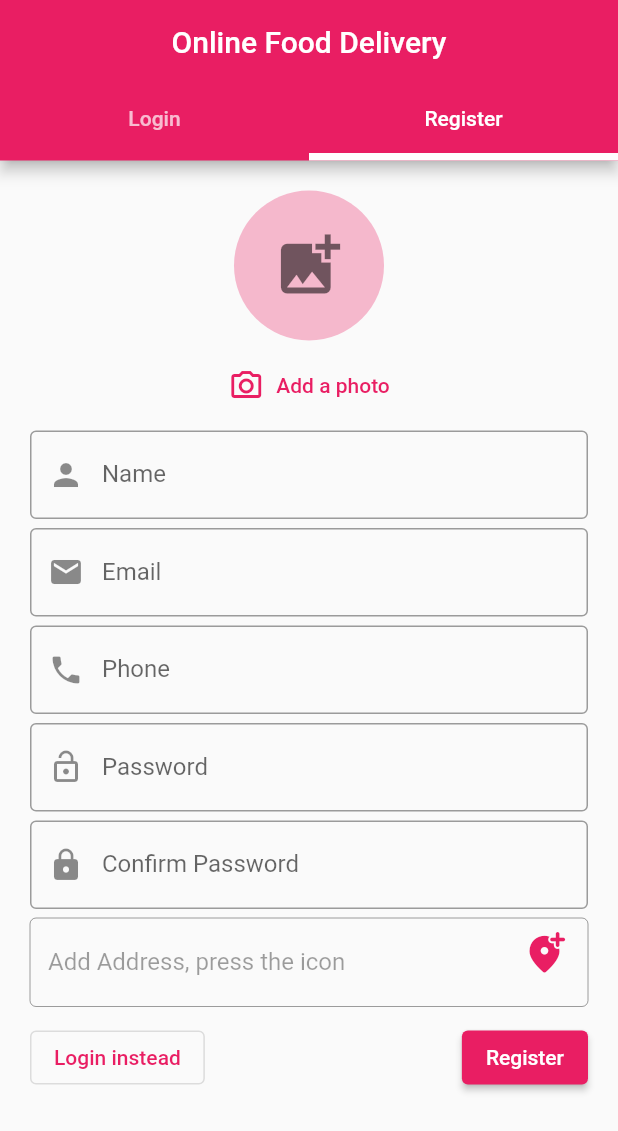
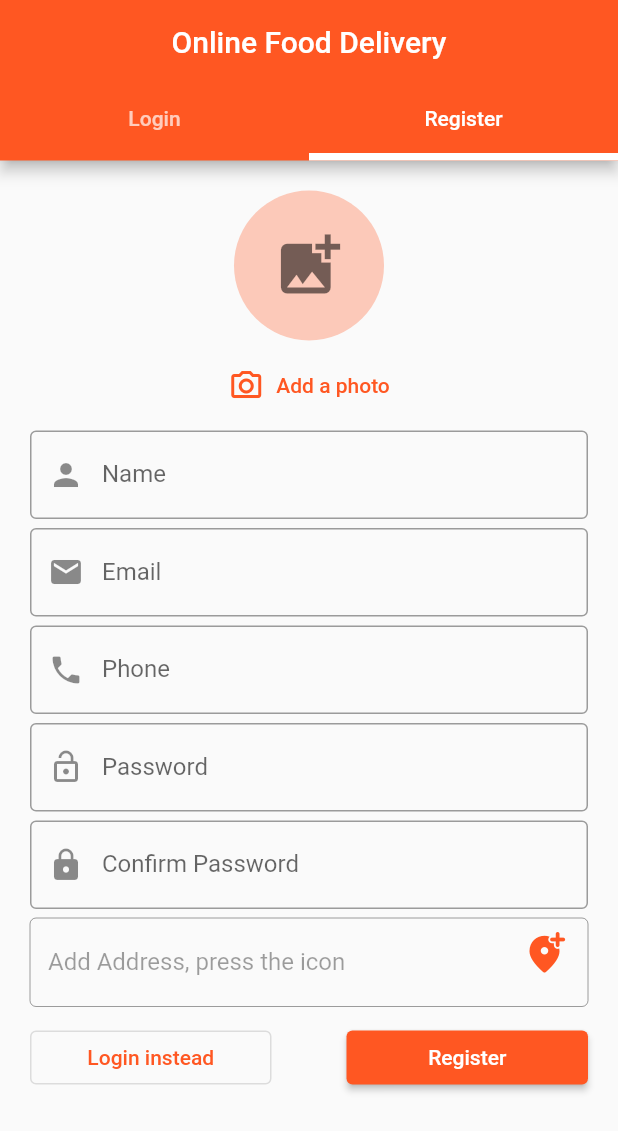
Before and after one commit to mydigita/food-order-and-delivery-app, a Flutter app: the screen it shows after launch, tab 2 chosen, after a tap on "Login instead", on a phone screen of 412 x 824 dp. Shown: the top 1131 px of the screen. Run offline on Flutter 3.47's test engine with Material 2 defaults, Android fonts, the light colour scheme and no system bars; our stand-ins replace image_picker.

Commit message:
changed app theme and redesigned login page

```diff
--- a/lib/authentication/loginpage.dart
+++ b/lib/authentication/loginpage.dart
@@ -15,46 +15,36 @@ class _LoginPageState extends State<LoginPage> {
       child: Column(
         mainAxisSize: MainAxisSize.max,
         children: [
-          Stack(
-            alignment: Alignment.center,
-            children: [
-              Container(
-                color: null,
-                child: Image.asset("images/seller.jpg"),
-              ),
-              Container(
-                alignment: Alignment.center,
-                padding: const EdgeInsets.all(10),
-                decoration: BoxDecoration(
-                  borderRadius: BorderRadius.circular(5),
-                  color: Colors.black38,
-                ),
-                child: Column(
-                  children: const [
-                    Text(
-                      'Welcome!',
-                      style: TextStyle(
-                        fontSize: 30,
-                        color: Colors.white,
-                        fontWeight: FontWeight.w400,
-                      ),
-                    ),
-                    SizedBox(
-                      height: 20,
-                    ),
-                    Text(
-                      'Sell your foods online and grow your Business everyday!',
-                      style: TextStyle(
-                        fontSize: 18,
-                        color: Colors.white,
-                      ),
-                    ),
-                  ],
+          Container(
+            padding: const EdgeInsets.only(top: 30),
+            child: Center(
+              child: Text(
+                'Welcome to foodyline!',
+                style: TextStyle(
+                  fontSize: 30,
+                  fontWeight: FontWeight.w400,
+                  color: Theme.of(context).primaryColor,
                 ),
               ),
-            ],
+            ),
           ),
-          const SizedBox(height: 20),
+          const SizedBox(
+            height: 15,
+          ),
+          const Text(
+            'Sell more foods and grow faster',
+            style: TextStyle(fontSize: 17),
+          ),
+          Container(
+            padding: const EdgeInsets.only(top: 15),
+            child: const Icon(
+              Icons.fingerprint,
+              size: 120,
+              color: Colors.black45,
+            ),
+          ),
+          const SizedBox(height: 12),
+          const Text('Login to continue...'),
           Padding(
             padding: const EdgeInsets.all(12.0),
             child: Form(
@@ -91,10 +81,11 @@ class _LoginPageState extends State<LoginPage> {
                     autocorrect: false,
                     textCapitalization: TextCapitalization.none,
                     enableSuggestions: false,
+                    obscureText: true,
                     decoration: const InputDecoration(
                       border: OutlineInputBorder(),
                       labelText: "Password",
-                      prefixIcon: Icon(Icons.star),
+                      prefixIcon: Icon(Icons.lock_open),
                     ),
                     validator: (value) {
                       if (value!.isEmpty ||
@@ -114,11 +105,16 @@ class _LoginPageState extends State<LoginPage> {
             child: Row(
               mainAxisAlignment: MainAxisAlignment.spaceBetween,
               children: [
-                OutlinedButton(
-                  onPressed: () {},
-                  child: const Text('Signup instead'),
+                Expanded(
+                  child: OutlinedButton(
+                    onPressed: () {},
+                    child: const Text('Signup instead'),
+                  ),
                 ),
-                ElevatedButton(onPressed: () {}, child: const Text('Login'))
+                const SizedBox(width: 50),
+                Expanded(
+                    child: ElevatedButton(
+                        onPressed: () {}, child: const Text('Login')))
               ],
             ),
           ),
--- a/lib/authentication/registerpage.dart
+++ b/lib/authentication/registerpage.dart
@@ -138,13 +138,18 @@ class _RegisterPageState extends State<RegisterPage> {
           Row(
             mainAxisAlignment: MainAxisAlignment.spaceBetween,
             children: [
-              OutlinedButton(
-                onPressed: () {},
-                child: const Text("Login instead"),
+              Expanded(
+                child: OutlinedButton(
+                  onPressed: () {},
+                  child: const Text("Login instead"),
+                ),
               ),
-              ElevatedButton(
-                onPressed: () {},
-                child: const Text("Register"),
+              const SizedBox(width: 50),
+              Expanded(
+                child: ElevatedButton(
+                  onPressed: () {},
+                  child: const Text("Register"),
+                ),
               ),
             ],
           ),
--- a/lib/main.dart
+++ b/lib/main.dart
@@ -14,7 +14,7 @@ class MyApp extends StatelessWidget {
     return MaterialApp(
       title: 'Sellers App',
       theme: ThemeData(
-        primarySwatch: Colors.pink,
+        primarySwatch: Colors.deepOrange,
       ),
       home: const SplashScreen(),
     );
```
